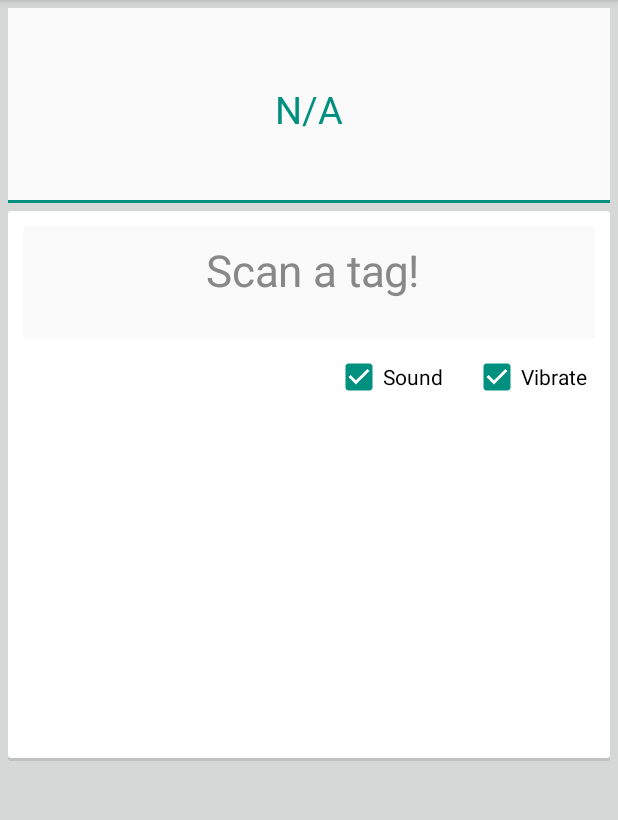
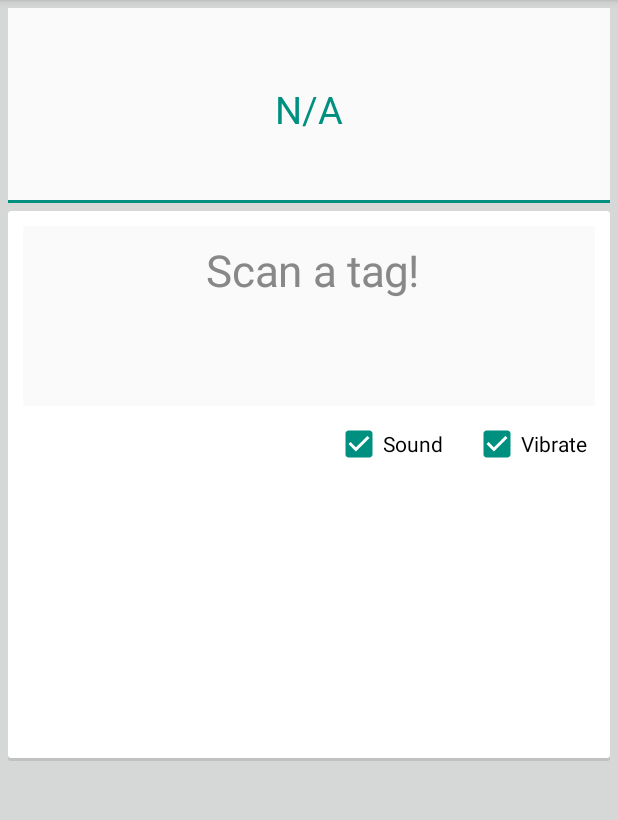
Before and after one commit to zhlicen/NfcScaner, an Android app: the screen it shows after launch (MainActivity), on a phone screen of 412 x 824 dp, the part 90-910 px from its top. Run offline under Robolectric (Android 15) with nearby library versions, the phone set to English and light mode, and no system bars.

Commit message:
Fix bugs

```diff
--- a/app/src/main/res/layout/content_main.xml
+++ b/app/src/main/res/layout/content_main.xml
@@ -62,13 +62,13 @@
                 android:layout_marginLeft="10dp"
                 android:layout_marginRight="10dp"
                 android:clickable="false"
-                android:layout_height="75dp">
+                android:layout_height="120dp">
 
                 <TextSwitcher
                     android:id="@+id/tsNotify"
                     android:layout_width="match_parent"
                     android:textAlignment="center"
-                    android:layout_height="wrap_content"
+                    android:layout_height="match_parent"
                     android:layout_alignParentBottom="true"
                     android:layout_alignParentStart="true"
                     android:layout_marginLeft="10dp"
```
Also changed, not shown: app/src/main/java/win/zhlicen/nfcscaner/MainActivity.java (+27 -17 lines).
